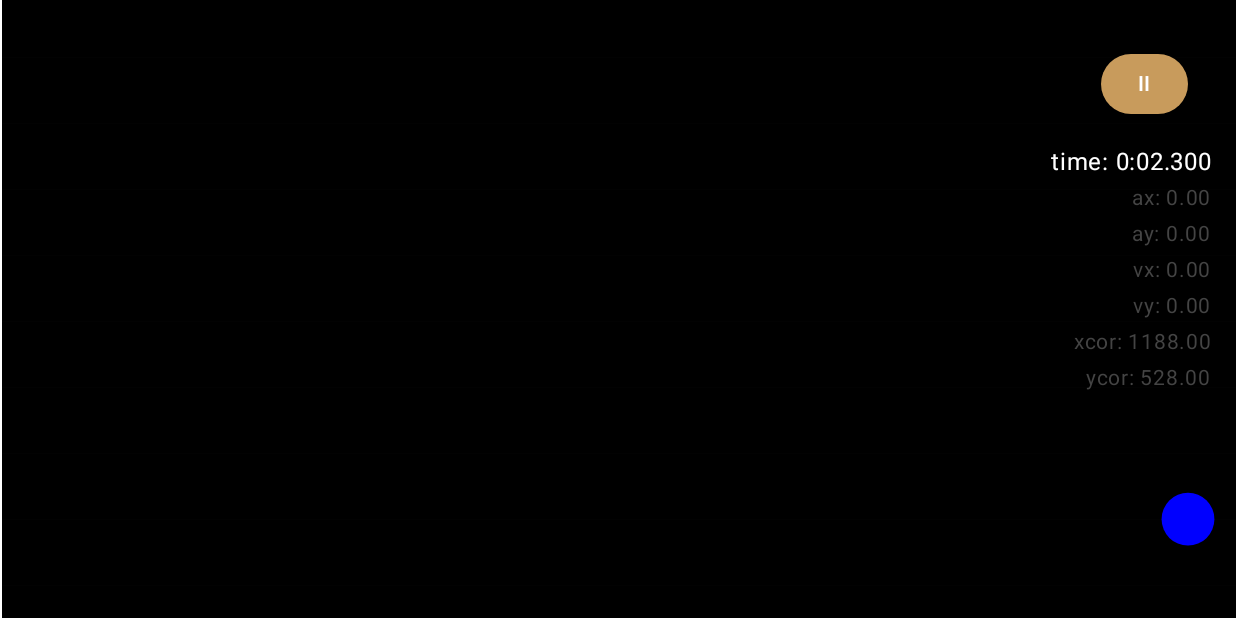
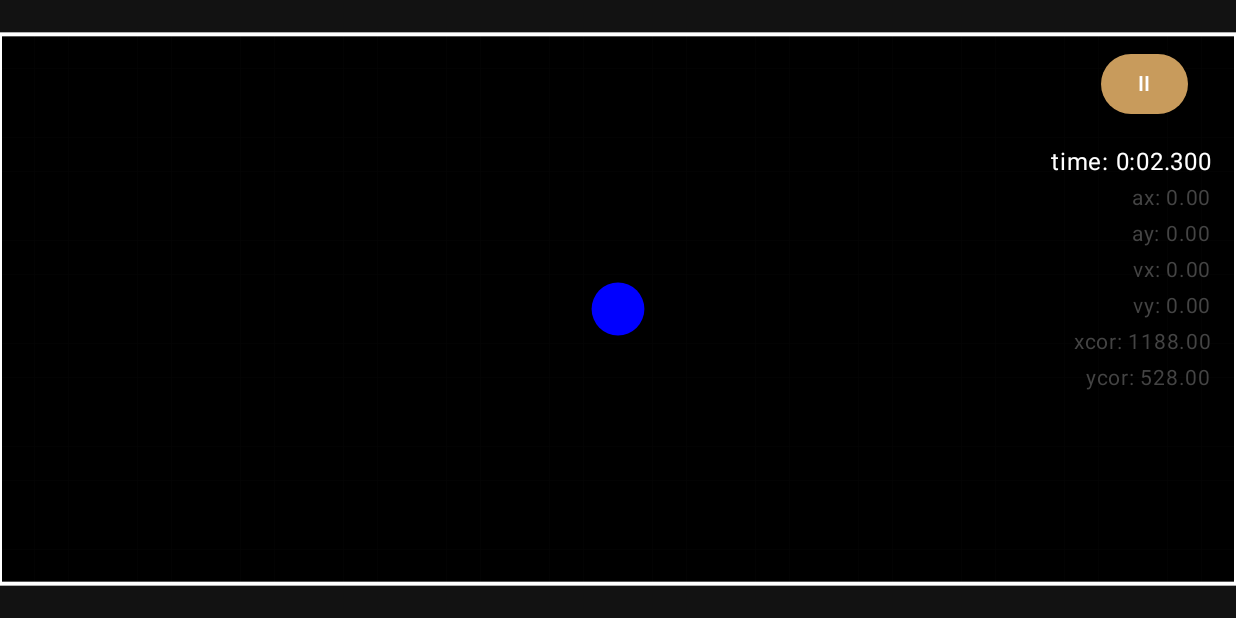
Before and after one commit to Viktoris05/AppDev3Ballanca, an Android app built with Jetpack Compose: the GameScreen screen opened through its navigation route, on a phone screen of 824 x 412 dp (held sideways). Run offline under Robolectric (Android 15) with nearby library versions, the phone set to English and light mode, and no system bars.

Commit message:
properly scale the maze to the size of the canvas so that the borders dont cut off. Regardless of the phone size.

```diff
--- a/Ballance/app/src/main/java/com/example/ballance/ui/screens/utilities/WorldToScreenMapper.kt
+++ b/Ballance/app/src/main/java/com/example/ballance/ui/screens/utilities/WorldToScreenMapper.kt
@@ -28,13 +28,22 @@ class WorldToScreenMapper(
     private val numCols: Int,
     private val numRows: Int
 ) {
+    // Compute a screen cell size that fits the whole maze on the canvas
+    private val fitCell = minOf(
+        canvasSize.width / numCols.toFloat(),
+        canvasSize.height / numRows.toFloat()
+    )
+
+    // World -> screen scale (applied to world cellSize)
+    private val scale = fitCell / cellSize
+
     // Total maze width/height in pixels
-    private val mazeWidth = numRows * cellSize
-    private val mazeHeight = numCols * cellSize
+    private val mazeWidth = numCols * cellSize * scale
+    private val mazeHeight = numRows * cellSize * scale
 
     // Offset to center the maze in the available canvas
-    private val offsetX = 0 //(canvasSize.width - mazeWidth) / 2f (old value)
-    private val offsetY = (canvasSize.height - mazeHeight) / 200f
+    private val offsetX = (canvasSize.width - mazeWidth) / 2f
+    private val offsetY = (canvasSize.height - mazeHeight) / 2f
 
     /**
      * Converts a maze-space position (x, y in pixels) to screen-space.
@@ -46,7 +55,7 @@ class WorldToScreenMapper(
      * @return A screen-space Offset used for drawing on Canvas.
      */
     fun toScreen(x: Float, y: Float): Offset {
-        return Offset(x + offsetX, y + offsetY)
+        return Offset(x * scale + offsetX, y * scale + offsetY)
     }
 
     /**
@@ -59,8 +68,8 @@ class WorldToScreenMapper(
      * @return A screen-space Offset for the top-left corner of the cell.
      */
     fun cellTopLeft(row: Int, col: Int): Offset {
-        val left = col * cellSize + offsetX
-        val top = row * cellSize + offsetY
+        val left = col * cellSize * scale + offsetX
+        val top = row * cellSize * scale + offsetY
         return Offset(left, top)
     }
 
@@ -71,5 +80,5 @@ class WorldToScreenMapper(
      *
      * @return A `Size` object with width and height equal to cellSize.
      */
-    fun cellSize(): Size = Size(cellSize, cellSize)
+    fun cellSize(): Size = Size(cellSize * scale, cellSize * scale)
 }
```
